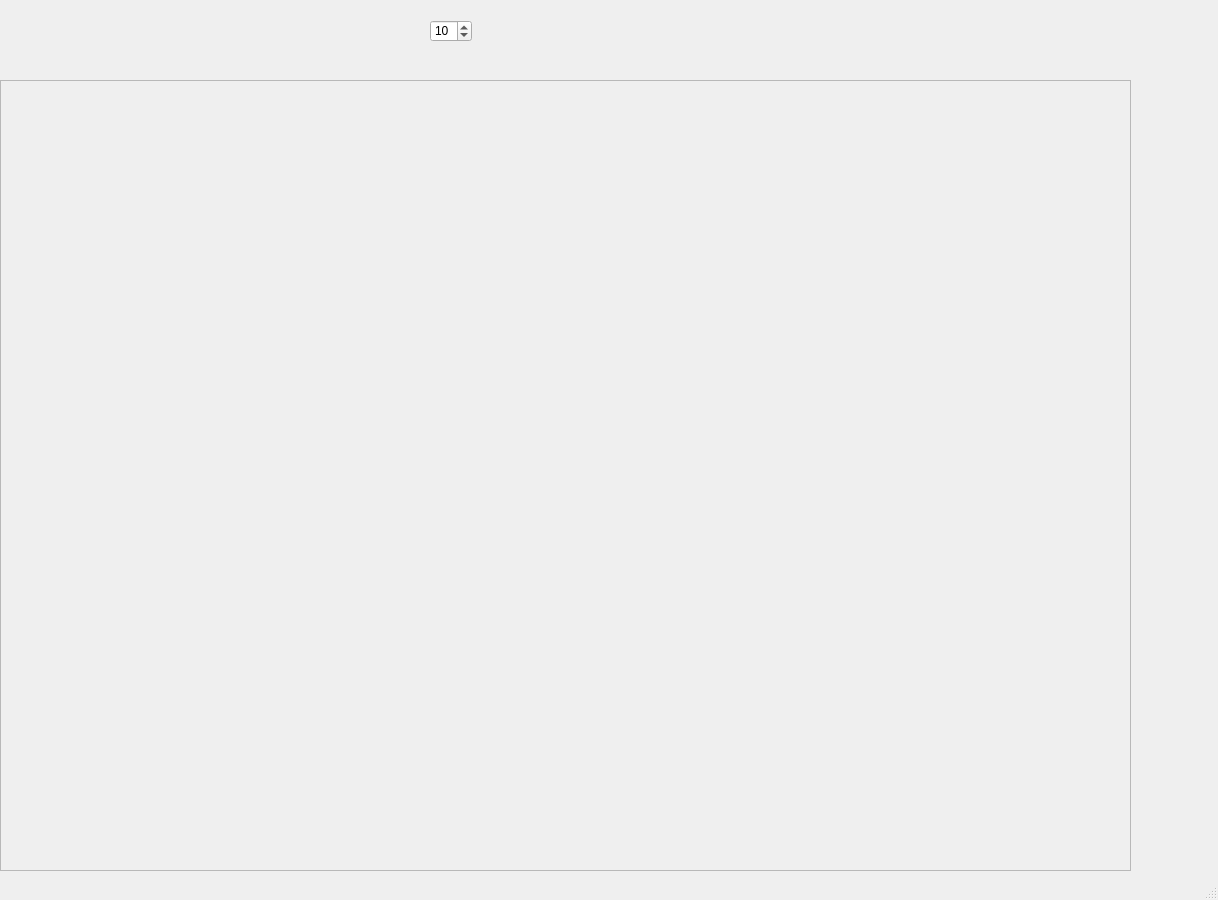
Old version of the form simple_zoom/main_window3.ui in the repository tomasvicar/pyqt_tests.
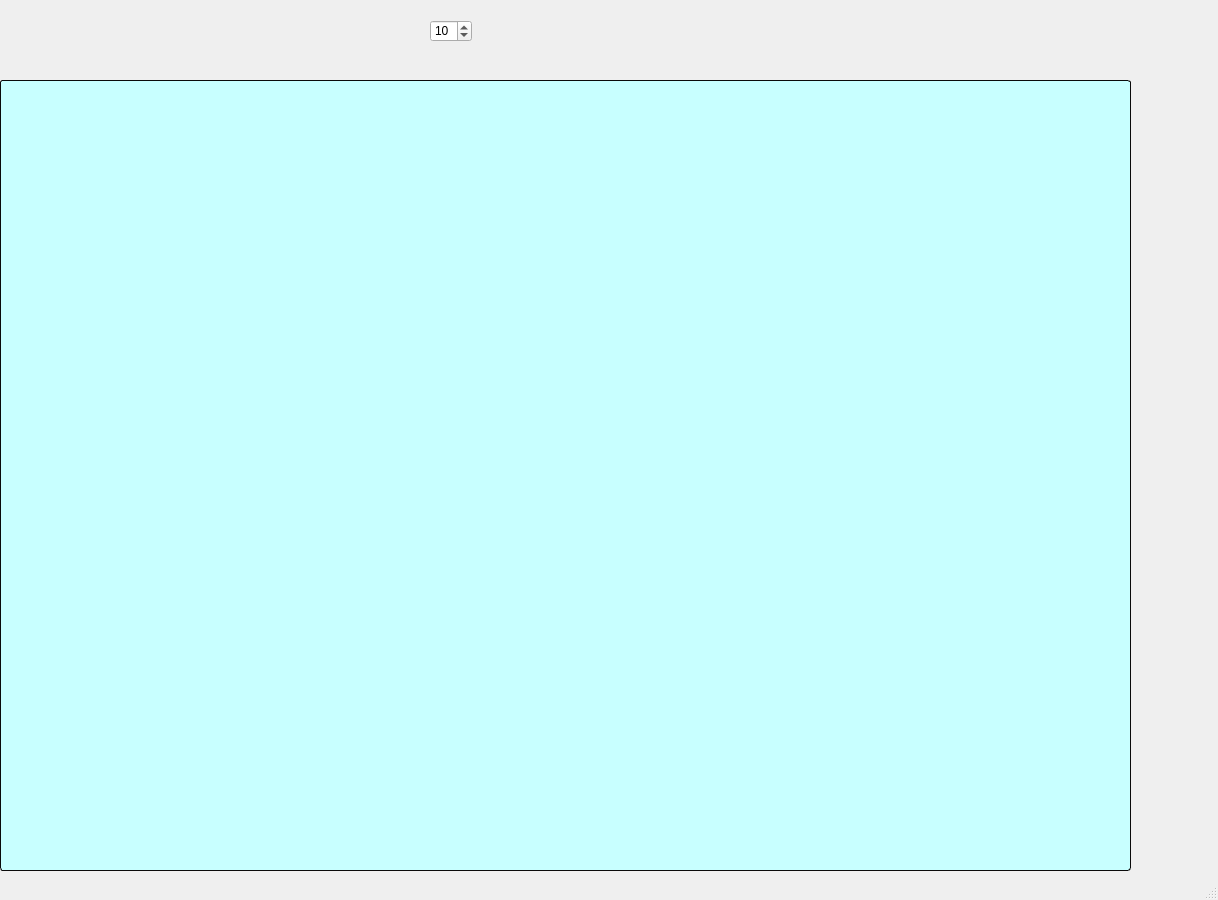
New version of the form.

Commit message: color border

```diff
--- a/simple_zoom/main_window3.ui
+++ b/simple_zoom/main_window3.ui
@@ -39,6 +39,13 @@
       <height>791</height>
      </rect>
     </property>
+    <property name="styleSheet">
+     <string notr="true">QFrame {background-color: rgb(200, 255, 255);
+               border-width: 1;
+               border-radius: 3;
+               border-style: solid;
+               border-color: rgb(10, 10, 10)}</string>
+    </property>
     <property name="frameShape">
      <enum>QFrame::StyledPanel</enum>
     </property>
```
The commit also changes 1 other file.
